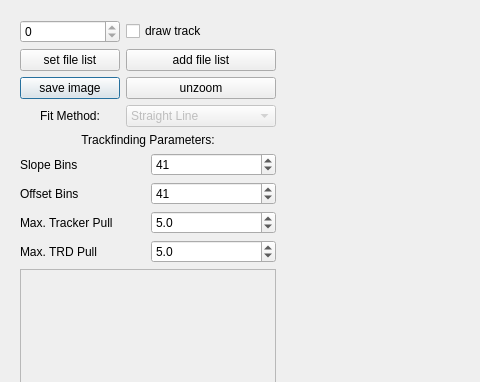
Above: tools/eventdisplay/MainWindow.ui from bastianbeischer/analysis before the change; both pictures show x 0 to 480 and y 0 to 382 of the 917 by 656 pixel window. Below: the same form after it.
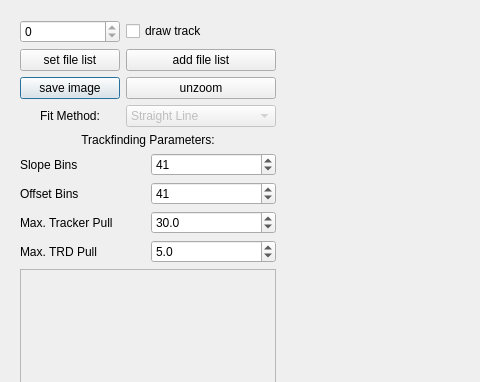
That is the form after the change. Custom widgets are drawn as their Qt base class.

Commit message: changed default value for track finding

Diff of the .ui file:
```diff
--- a/tools/eventdisplay/MainWindow.ui
+++ b/tools/eventdisplay/MainWindow.ui
@@ -168,7 +168,7 @@
            <double>1000.000000000000000</double>
           </property>
           <property name="value">
-           <double>5.000000000000000</double>
+           <double>30.000000000000000</double>
           </property>
          </widget>
         </item>
```
